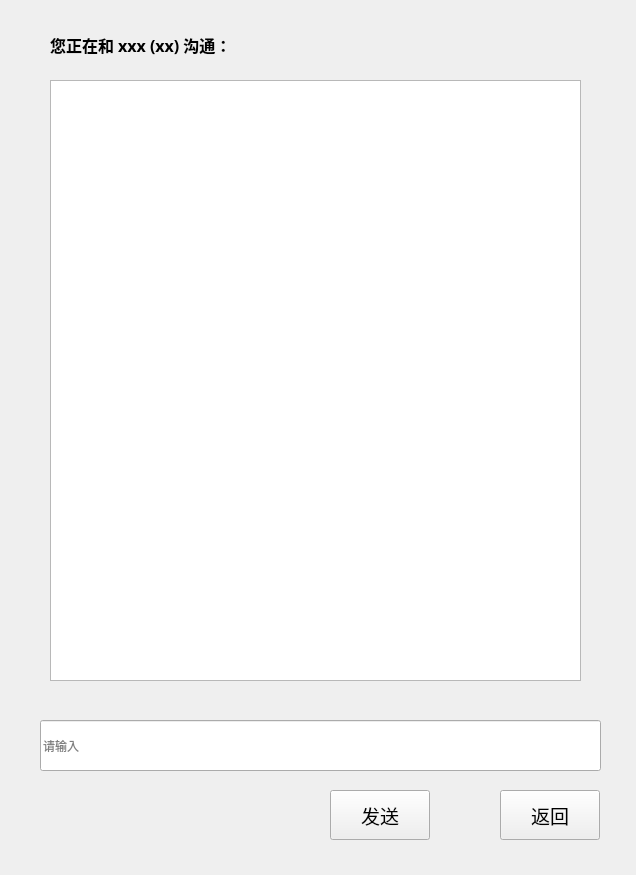
The window that medical_client/chat.ui (Gray7118/SMS-Smart_Medical_System) describes before a commit, drawn with Qt 5.
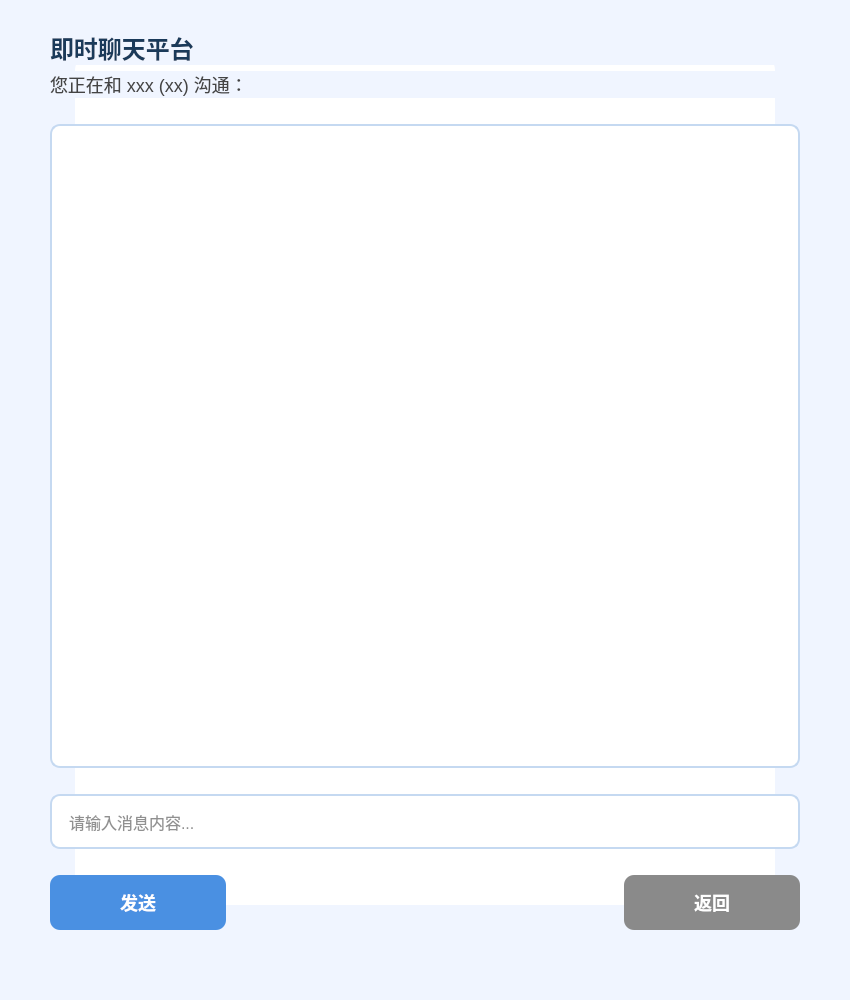
The same window after the commit.

```diff
--- a/medical_client/chat.ui
+++ b/medical_client/chat.ui
@@ -6,119 +6,229 @@
    <rect>
     <x>0</x>
     <y>0</y>
-    <width>636</width>
-    <height>875</height>
+    <width>850</width>
+    <height>1000</height>
    </rect>
   </property>
+  <property name="minimumSize">
+   <size>
+    <width>850</width>
+    <height>1000</height>
+   </size>
+  </property>
   <property name="windowTitle">
    <string>Form</string>
   </property>
-  <widget class="QLineEdit" name="msgLineEdit">
-   <property name="geometry">
-    <rect>
-     <x>40</x>
-     <y>720</y>
-     <width>561</width>
-     <height>51</height>
-    </rect>
-   </property>
-   <property name="text">
-    <string/>
-   </property>
-   <property name="placeholderText">
-    <string>请输入</string>
-   </property>
-  </widget>
-  <widget class="QPushButton" name="sendButton">
-   <property name="geometry">
-    <rect>
-     <x>330</x>
-     <y>790</y>
-     <width>100</width>
-     <height>50</height>
-    </rect>
-   </property>
-   <property name="minimumSize">
-    <size>
-     <width>100</width>
-     <height>50</height>
-    </size>
-   </property>
-   <property name="maximumSize">
-    <size>
-     <width>100</width>
-     <height>50</height>
-    </size>
-   </property>
-   <property name="font">
-    <font>
-     <family>微软雅黑</family>
-     <pointsize>14</pointsize>
-    </font>
-   </property>
-   <property name="text">
-    <string>发送</string>
-   </property>
-  </widget>
-  <widget class="QPushButton" name="returnButton">
-   <property name="geometry">
-    <rect>
-     <x>500</x>
-     <y>790</y>
-     <width>100</width>
-     <height>50</height>
-    </rect>
-   </property>
-   <property name="minimumSize">
-    <size>
-     <width>100</width>
-     <height>50</height>
-    </size>
-   </property>
-   <property name="maximumSize">
-    <size>
-     <width>100</width>
-     <height>50</height>
-    </size>
-   </property>
-   <property name="font">
-    <font>
-     <family>微软雅黑</family>
-     <pointsize>14</pointsize>
-    </font>
-   </property>
-   <property name="text">
-    <string>返回</string>
-   </property>
-  </widget>
-  <widget class="QTextEdit" name="chatTextEdit">
-   <property name="geometry">
-    <rect>
-     <x>50</x>
-     <y>80</y>
-     <width>531</width>
-     <height>601</height>
-    </rect>
-   </property>
-  </widget>
-  <widget class="QLabel" name="recerverLabel">
+  <property name="styleSheet">
+   <string notr="true">
+    /* 主窗口样式 */
+    QWidget {
+        background-color: #f0f5ff;
+        font-family: 'Microsoft YaHei';
+    }
+
+    /* 标题样式 */
+    #headerLabel {
+        color: #1a3a5a;
+        font-size: 24px;
+        font-weight: bold;
+        qproperty-alignment: AlignCenter;
+    }
+
+    /* 聊天显示区域 */
+    QTextEdit#chatTextEdit {
+        background-color: white;
+        border: 2px solid #c5d9f1;
+        border-radius: 10px;
+        padding: 15px;
+        font-size: 16px;
+        color: #333333;
+        selection-background-color: #4a90e2;
+        selection-color: white;
+        min-height: 500px;
+    }
+
+    /* 消息输入框 */
+    QLineEdit#msgLineEdit {
+        border: 2px solid #c5d9f1;
+        border-radius: 10px;
+        padding: 15px;
+        font-size: 16px;
+        color: #222222;
+        background-color: white;
+    }
+
+    QLineEdit#msgLineEdit:focus {
+        border: 2px solid #4a90e2;
+    }
+
+    /* 按钮通用样式 */
+    QPushButton {
+        background-color: #4a90e2;
+        color: white;
+        border: none;
+        border-radius: 10px;
+        padding: 14px 28px;
+        font-size: 18px;
+        font-weight: bold;
+        min-width: 120px;
+    }
+
+    QPushButton:hover {
+        background-color: #3a7bc8;
+    }
+
+    QPushButton:pressed {
+        background-color: #2c6bb6;
+    }
+
+    /* 返回按钮特殊样式 */
+    #returnButton {
+        background-color: #8a8a8a;
+    }
+
+    #returnButton:hover {
+        background-color: #7a7a8a;
+    }
+
+    /* 聊天容器样式 */
+    #chatContainer {
+        background-color: white;
+        border-radius: 15px;
+        padding: 25px;
+        margin: 25px;
+        box-shadow: 0 6px 12px rgba(0,0,0,0.12);
+    }
+   </string>
+  </property>
+  <widget class="QWidget" name="chatContainer" native="true">
    <property name="geometry">
     <rect>
      <x>50</x>
      <y>30</y>
-     <width>481</width>
-     <height>31</height>
+     <width>750</width>
+     <height>900</height>
     </rect>
    </property>
-   <property name="font">
-    <font>
-     <family>微软雅黑</family>
-     <pointsize>12</pointsize>
-    </font>
-   </property>
-   <property name="text">
-    <string>&lt;html&gt;&lt;head/&gt;&lt;body&gt;&lt;p&gt;&lt;span style=&quot; font-weight:600;&quot;&gt;您正在和 xxx (xx) 沟通：&lt;/span&gt;&lt;/p&gt;&lt;/body&gt;&lt;/html&gt;</string>
-   </property>
+   <layout class="QVBoxLayout" name="verticalLayout">
+    <item>
+     <widget class="QLabel" name="headerLabel">
+      <property name="text">
+       <string>即时聊天平台</string>
+      </property>
+     </widget>
+    </item>
+    <item>
+     <widget class="QLabel" name="recerverLabel">
+      <property name="styleSheet">
+       <string notr="true">
+        font-size: 18px;
+        color: #444444;
+        qproperty-alignment: AlignCenter;
+       </string>
+      </property>
+      <property name="text">
+       <string>您正在和 xxx (xx) 沟通：</string>
+      </property>
+     </widget>
+    </item>
+    <item>
+     <spacer name="verticalSpacer_1">
+      <property name="orientation">
+       <enum>Qt::Vertical</enum>
+      </property>
+      <property name="sizeHint" stdset="0">
+       <size>
+        <width>20</width>
+        <height>20</height>
+       </size>
+      </property>
+     </spacer>
+    </item>
+    <item>
+     <widget class="QTextEdit" name="chatTextEdit">
+      <property name="lineWrapMode">
+       <enum>QTextEdit::WidgetWidth</enum>
+      </property>
+      <property name="readOnly">
+       <bool>true</bool>
+      </property>
+      <property name="sizePolicy">
+       <sizepolicy hsizetype="Expanding" vsizetype="Expanding">
+        <horstretch>0</horstretch>
+        <verstretch>1</verstretch>
+       </sizepolicy>
+      </property>
+     </widget>
+    </item>
+    <item>
+     <spacer name="verticalSpacer_2">
+      <property name="orientation">
+       <enum>Qt::Vertical</enum>
+      </property>
+      <property name="sizeHint" stdset="0">
+       <size>
+        <width>20</width>
+        <height>20</height>
+       </size>
+      </property>
+     </spacer>
+    </item>
+    <item>
+     <widget class="QLineEdit" name="msgLineEdit">
+      <property name="placeholderText">
+       <string>请输入消息内容...</string>
+      </property>
+     </widget>
+    </item>
+    <item>
+     <spacer name="verticalSpacer_3">
+      <property name="orientation">
+       <enum>Qt::Vertical</enum>
+      </property>
+      <property name="sizeHint" stdset="0">
+       <size>
+        <width>20</width>
+        <height>20</height>
+       </size>
+      </property>
+     </spacer>
+    </item>
+    <item>
+     <layout class="QHBoxLayout" name="buttonLayout">
+      <item>
+       <widget class="QPushButton" name="sendButton">
+        <property name="text">
+         <string>发送</string>
+        </property>
+       </widget>
+      </item>
+      <item>
+       <spacer name="horizontalSpacer">
+        <property name="orientation">
+         <enum>Qt::Horizontal</enum>
+        </property>
+        <property name="sizeHint" stdset="0">
+         <size>
+          <width>40</width>
+          <height>20</height>
+         </size>
+        </property>
+       </spacer>
+      </item>
+      <item>
+       <widget class="QPushButton" name="returnButton">
+        <property name="styleSheet">
+         <string notr="true">#returnButton</string>
+        </property>
+        <property name="text">
+         <string>返回</string>
+        </property>
+       </widget>
+      </item>
+     </layout>
+    </item>
+   </layout>
   </widget>
  </widget>
  <resources/>
```
Left out of the diff: 2 changed lines with no effect on the pictures.
